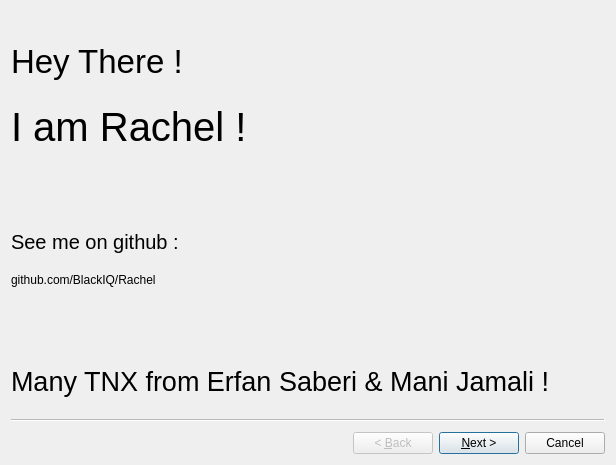
Old version of the form buildlibs/ui/setup.ui in the repository BlackIQ/Rachel.
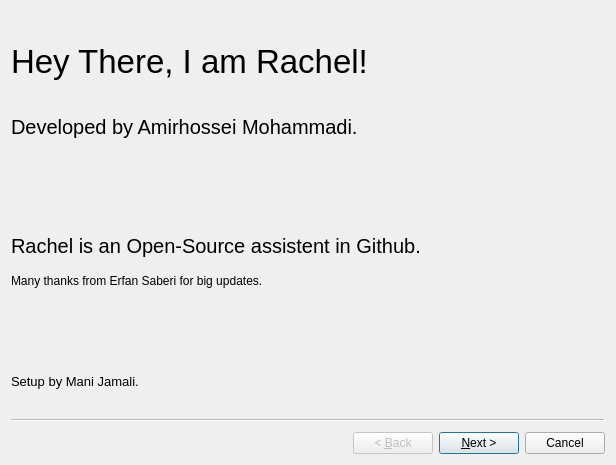
New version of the form. Icons and pictures are not drawn.

Commit message: Fix ui text and fonts

The edit to the form file:
```diff
--- a/buildlibs/ui/setup.ui
+++ b/buildlibs/ui/setup.ui
@@ -25,7 +25,7 @@
      <rect>
       <x>0</x>
       <y>20</y>
-      <width>241</width>
+      <width>500</width>
       <height>61</height>
      </rect>
     </property>
@@ -35,7 +35,7 @@
      </font>
     </property>
     <property name="text">
-     <string>Hey There !</string>
+     <string>Hey There, I am Rachel!</string>
     </property>
    </widget>
    <widget class="QLabel" name="label_3">
@@ -43,17 +43,17 @@
      <rect>
       <x>0</x>
       <y>90</y>
-      <width>271</width>
+      <width>500</width>
       <height>51</height>
      </rect>
     </property>
     <property name="font">
      <font>
-      <pointsize>30</pointsize>
+      <pointsize>15</pointsize>
      </font>
     </property>
     <property name="text">
-     <string>I am Rachel !</string>
+     <string>Developed by Amirhossei Mohammadi.</string>
     </property>
    </widget>
    <widget class="QLabel" name="label_4">
@@ -61,8 +61,8 @@
      <rect>
       <x>0</x>
       <y>210</y>
-      <width>261</width>
-      <height>41</height>
+      <width>500</width>
+      <height>50</height>
      </rect>
     </property>
     <property name="font">
@@ -71,7 +71,7 @@
      </font>
     </property>
     <property name="text">
-     <string>See me on github :</string>
+     <string>Rachel is an Open-Source assistent in Github.</string>
     </property>
    </widget>
    <widget class="QLabel" name="label_5">
@@ -79,12 +79,12 @@
      <rect>
       <x>0</x>
       <y>260</y>
-      <width>191</width>
-      <height>17</height>
+      <width>500</width>
+      <height>20</height>
      </rect>
     </property>
     <property name="text">
-     <string>github.com/BlackIQ/Rachel</string>
+     <string>Many thanks from Erfan Saberi for big updates.</string>
     </property>
    </widget>
    <widget class="QLabel" name="label_6">
@@ -98,11 +98,11 @@
     </property>
     <property name="font">
      <font>
-      <pointsize>20</pointsize>
+      <pointsize>10</pointsize>
      </font>
     </property>
     <property name="text">
-     <string>Many TNX from Erfan Saberi &amp; Mani Jamali !</string>
+     <string>Setup by Mani Jamali.</string>
     </property>
    </widget>
   </widget>
```
